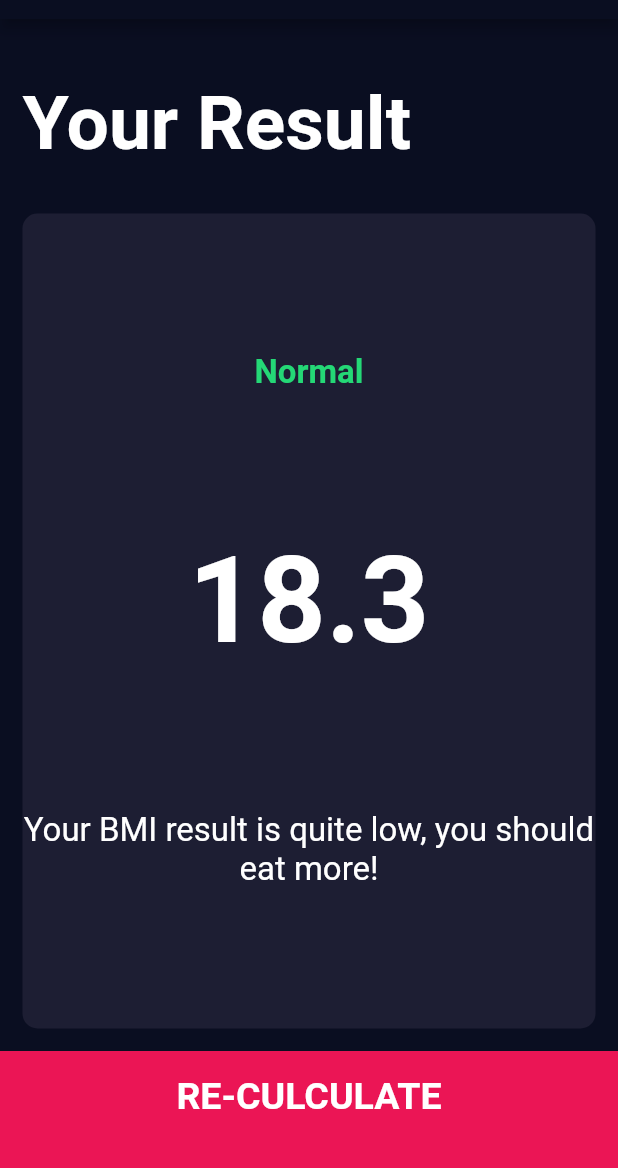
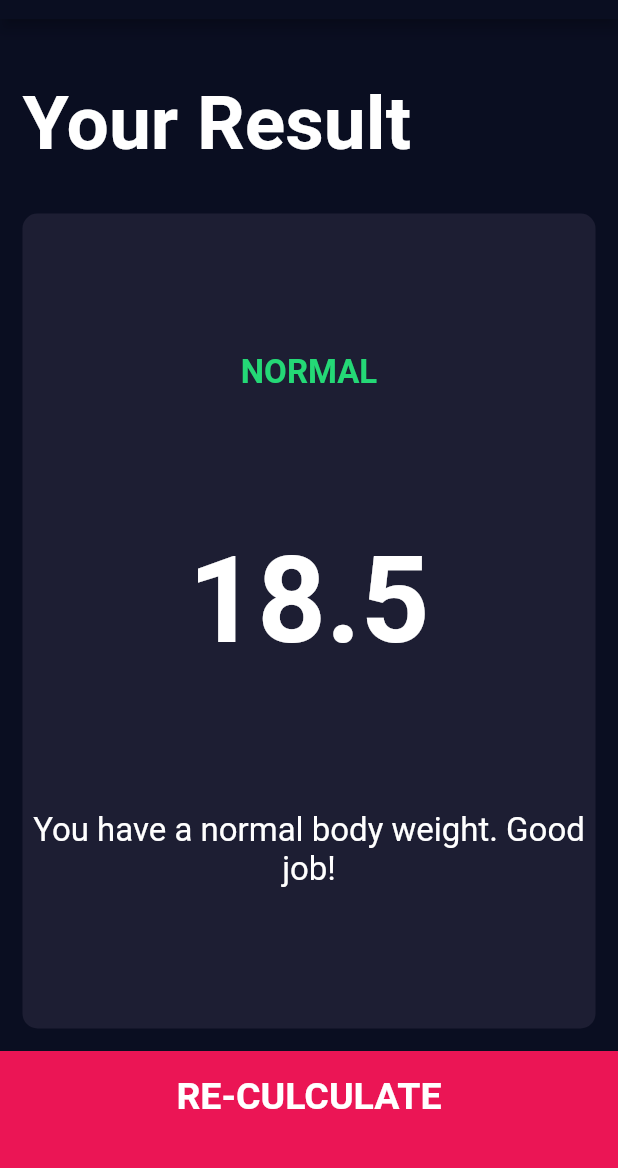
Before and after one commit to dmburyak/bmi_culculator, a Flutter app: the screen it shows after launch, after a tap on "CULCULATE", on a phone screen of 412 x 824 dp, the part 65-1233 px from its top. Run offline on Flutter 3.47's test engine with Material 2 defaults, Android fonts, the phone set to English and light mode, and no system bars; our stand-ins replace font_awesome_flutter.

```diff
--- /dev/null
+++ b/lib/calculator_brain.dart
@@ -0,0 +1,38 @@
+import 'dart:math';
+
+class CalculatorBrain {
+
+  CalculatorBrain({required int this.height, required int this.weight});
+
+  final height;
+  final weight;
+
+  double _bmi = 0.0;
+
+  String calculateBMI() {
+    _bmi = weight / pow(height/100, 2);
+    return _bmi.toStringAsFixed(1);
+  }
+
+  String getResult() {
+
+    if (_bmi >= 25) {
+      return 'Overweight';
+    } else if (_bmi > 18.5) {
+      return 'Normal';
+    } else {
+      return 'Underweight';
+    }
+  }
+
+  String getInterpretation() {
+    if (_bmi >= 25) {
+      return 'You have a higher than normal body weight. Try to exercise more.';
+    } else if (_bmi > 18.5) {
+      return 'You have a normal body weight. Good job!';
+    } else {
+      return 'You have a lower than normal body weight. You can eat a bit more.';
+    }
+  }
+
+}
--- a/lib/screens/input_page.dart
+++ b/lib/screens/input_page.dart
@@ -7,6 +7,8 @@ import 'package:bmi_culculator/components/bottom_button.dart';
 import 'package:bmi_culculator/components/icon_content.dart';
 import 'package:bmi_culculator/components/reusable_card.dart';
 import 'package:bmi_culculator/constants.dart';
+
+import '../calculator_brain.dart';
 
 enum Gender { male, female }
 
@@ -180,8 +182,16 @@ class _InputPageState extends State<InputPage> {
           BottomButton(
             buttonTitle: 'CULCULATE',
             onTap: () {
-              Navigator.push(context,
-                  MaterialPageRoute(builder: (context) => ResultsPage()));
+              CalculatorBrain calc =
+                  CalculatorBrain(height: height, weight: weight);
+              Navigator.push(
+                  context,
+                  MaterialPageRoute(
+                      builder: (context) => ResultsPage(
+                            bmiResult: calc.calculateBMI(),
+                            resultText: calc.getResult(),
+                            interpretation: calc.getInterpretation(),
+                          )));
             },
           )
         ],
--- a/lib/screens/results_page.dart
+++ b/lib/screens/results_page.dart
@@ -5,6 +5,15 @@ import 'package:bmi_culculator/components/bottom_button.dart';
 import 'package:bmi_culculator/components/reusable_card.dart';
 
 class ResultsPage extends StatelessWidget {
+  ResultsPage(
+      {required String this.resultText,
+      required String this.bmiResult,
+      required String this.interpretation});
+
+  final String resultText;
+  final String bmiResult;
+  final String interpretation;
+
   @override
   Widget build(BuildContext context) {
     return Scaffold(
@@ -33,21 +42,22 @@ class ResultsPage extends StatelessWidget {
                 crossAxisAlignment: CrossAxisAlignment.center,
                 children: <Widget>[
                   Text(
-                      'Normal',
+                    resultText.toUpperCase(),
                     style: kResultTextStyle,
                   ),
                   Text(
-                      '18.3',
+                    bmiResult,
                     style: kBMITextStyle,
                   ),
                   Text(
-                      'Your BMI result is quite low, you should eat more!',
+                    interpretation,
                     style: kBodyTextStyle,
                     textAlign: TextAlign.center,
                   ),
                 ],
               ),
-              ),),
+            ),
+          ),
           BottomButton(
             buttonTitle: 'RE-CULCULATE',
             onTap: () {
```
Lines whose indentation alone changed are shown as unchanged.
